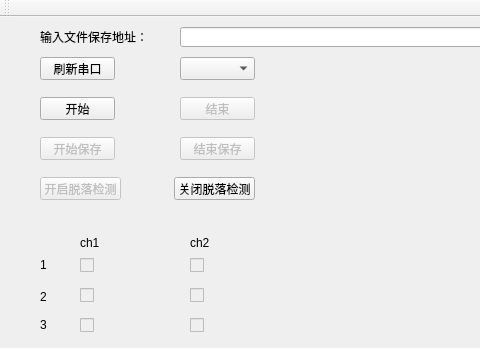
Old version of the form eleSignal/mainwindow.ui in the repository BigCircleLaw/Draw; both pictures show x 0 to 480 and y 0 to 348 of the 1400 by 800 pixel window.
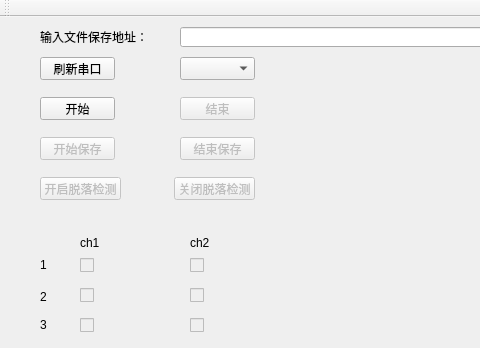
New version of the form.

Commit message: 完成脱落检测的开启与关闭。

```diff
--- a/eleSignal/mainwindow.ui
+++ b/eleSignal/mainwindow.ui
@@ -159,7 +159,10 @@
      <string>开启脱落检测</string>
     </property>
    </widget>
-   <widget class="QPushButton" name="pushButton_2">
+   <widget class="QPushButton" name="disableLoffButton">
+    <property name="enabled">
+     <bool>false</bool>
+    </property>
     <property name="geometry">
      <rect>
       <x>174</x>
```
Left out of the diff: 2 changed lines with no effect on the pictures. The commit also changes 2 other files.
